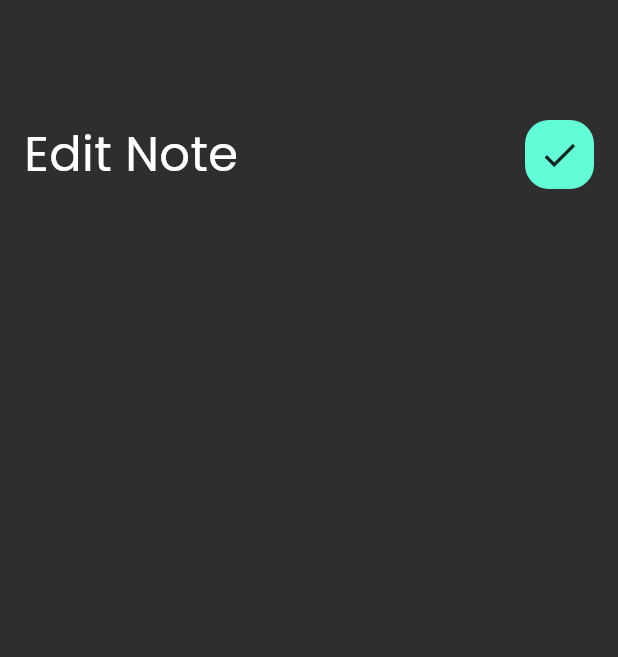
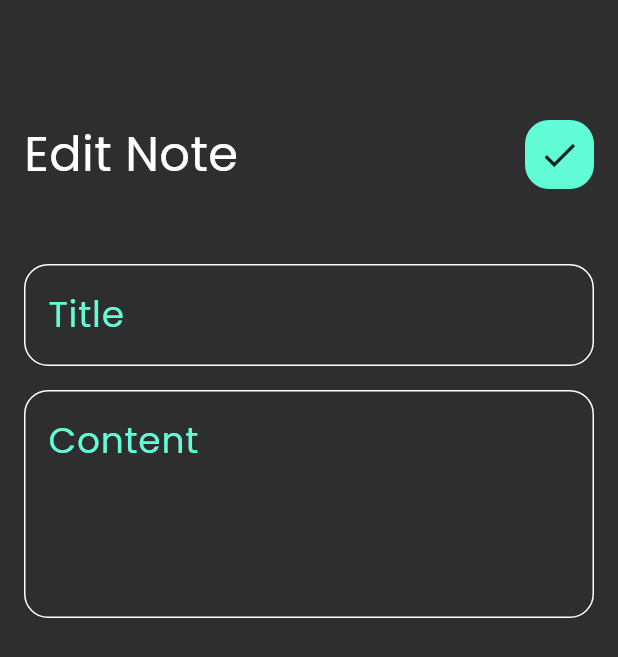
Before and after one commit to omarabdelmawgoud/Note_App, a Flutter app: the EditNoteBody screen opened directly, on a phone screen of 412 x 824 dp. Shown: the top 657 px of the screen. Run offline on Flutter 3.47's test engine with Material 3 defaults, Android fonts, the phone set to English and light mode, and no system bars; our stand-ins replace font_awesome_flutter.

Commit message:
add fields to edit note view and finish it

```diff
--- a/lib/views/widgets/custom_app_bar.dart
+++ b/lib/views/widgets/custom_app_bar.dart
@@ -1,5 +1,5 @@
 import 'package:flutter/material.dart';
-import 'package:note_app/views/widgets/custom_search_icon.dart';
+import 'package:note_app/views/widgets/custom_icon.dart';
 
 class CustomAppBar extends StatelessWidget {
   const CustomAppBar({super.key, required this.text, required this.icon});
--- a/lib/views/widgets/edit_note_body.dart
+++ b/lib/views/widgets/edit_note_body.dart
@@ -1,5 +1,6 @@
 import 'package:flutter/material.dart';
 import 'package:note_app/views/widgets/custom_app_bar.dart';
+import 'package:note_app/views/widgets/custom_text_field.dart';
 
 class EditNoteBody extends StatelessWidget {
   const EditNoteBody({super.key});
@@ -12,9 +13,13 @@ class EditNoteBody extends StatelessWidget {
         body: Padding(
           padding: const EdgeInsets.symmetric(horizontal: 16),
           child: Column(
-            children:const [
+            children: const [
               SizedBox(height: 40),
               CustomAppBar(text: "Edit Note", icon: Icons.check),
+              SizedBox(height: 50),
+              CustomTextField(hint: "Title"),
+              SizedBox(height: 16),
+              CustomTextField(hint: "Content", maxlines: 5),
             ],
           ),
         ),
```
Also changed, not shown: lib/views/widgets/custom_icon.dart (renamed from lib/views/widgets/custom_search_icon.dart).
